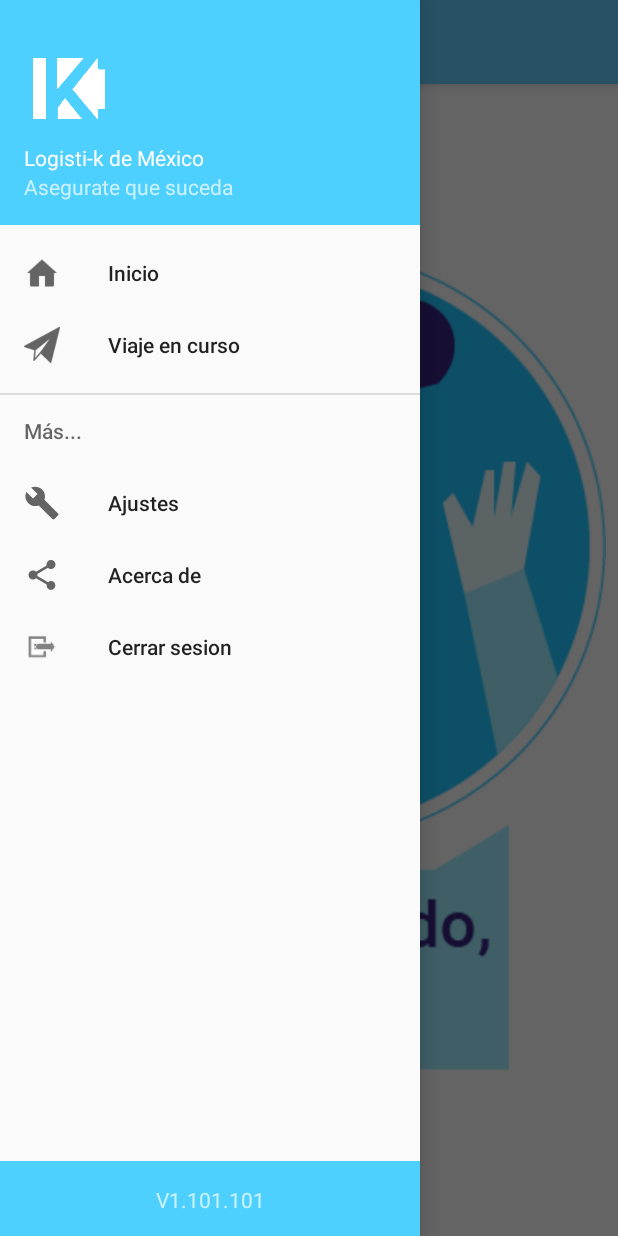
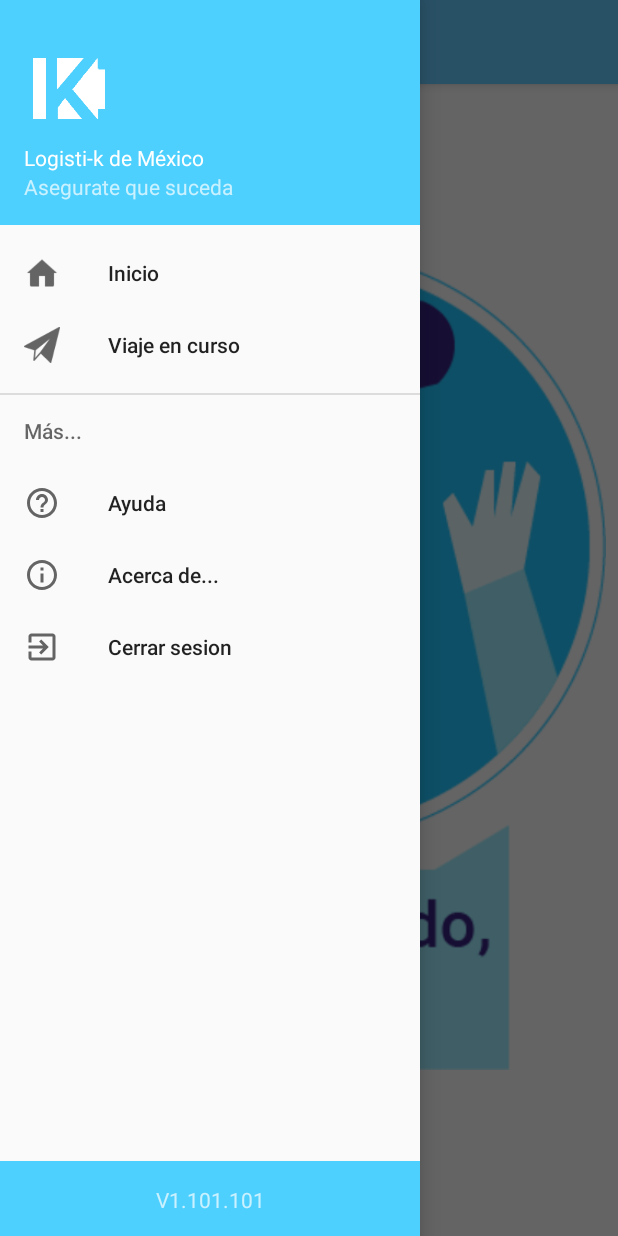
Before and after one commit to logistikgo/app_bkg_operador, an Android app: the MenuActivity screen opened directly, with no data from a screen before it, with the side drawer open, on a phone screen of 412 x 824 dp. Run offline under Robolectric (Android 15) with nearby library versions, the phone set to English and light mode, and no system bars.

Commit message:
Jorge Enríquez 11/12/2017 08:53

```diff
--- a/app/build.gradle
+++ b/app/build.gradle
@@ -27,6 +27,7 @@ dependencies {
         exclude group: 'com.android.support', module: 'support-annotations'
     })
     compile 'com.android.support:appcompat-v7:26.+'
+    compile 'com.android.support:design:26.0.0-beta2'
     compile 'com.android.support:support-v4:26.+'
     compile 'com.android.support.constraint:constraint-layout:1.0.2'
     compile 'com.android.support:design:26.+'
--- a/app/src/main/java/com/example/logistik/logistikgobkg/LoginActivity.java
+++ b/app/src/main/java/com/example/logistik/logistikgobkg/LoginActivity.java
@@ -164,7 +164,7 @@ public class LoginActivity extends AppCompatActivity {
 
             //ENCABEZADOS DE LA PETICIÓN
             connection.setRequestProperty("Content-Type", "application/json; charset=utf-8");
-            connection.setRequestProperty("Host", "localhost:63510");
+//            connection.setRequestProperty("Host", "localhost:63510");
 
             //Connect to our url
             connection.connect();
--- a/app/src/main/java/com/example/logistik/logistikgobkg/MenuActivity.java
+++ b/app/src/main/java/com/example/logistik/logistikgobkg/MenuActivity.java
@@ -132,7 +132,7 @@ public class MenuActivity extends AppCompatActivity
         } else if (id == R.id.nav_ajustes) {
 
         } else if (id == R.id.nav_acercade) {
-            // intent = new Intent(MenuActivity.this, AcercadeActivity.class);
+            intent = new Intent(MenuActivity.this, AcercaDe.class);
         } else if (id == R.id.action_Cerrar_sesion){
             intent = new Intent(MenuActivity.this, LoginActivity.class);
             startActivity(intent);
--- a/app/src/main/res/drawable-v21/ic_menu_send.xml
+++ b/app/src/main/res/drawable-v21/ic_menu_send.xml
@@ -5,5 +5,5 @@
     android:viewportWidth="24.0">
     <path
         android:fillColor="#FF000000"
-        android:pathData="M2.01,21L23,12 2.01,3 2,10l15,2 -15,2z" />
+        android:pathData="M2.01,22L23,12 2.01,3 2,10l15,2 -15,2z" />
 </vector>
--- /dev/null
+++ b/app/src/main/res/drawable/ic_exit.xml
@@ -0,0 +1,9 @@
+<vector xmlns:android="http://schemas.android.com/apk/res/android"
+        android:width="24dp"
+        android:height="24dp"
+        android:viewportWidth="24.0"
+        android:viewportHeight="24.0">
+    <path
+        android:fillColor="#FF000000"
+        android:pathData="M10.09,15.59L11.5,17l5,-5 -5,-5 -1.41,1.41L12.67,11H3v2h9.67l-2.58,2.59zM19,3H5c-1.11,0 -2,0.9 -2,2v4h2V5h14v14H5v-4H3v4c0,1.1 0.89,2 2,2h14c1.1,0 2,-0.9 2,-2V5c0,-1.1 -0.9,-2 -2,-2z"/>
+</vector>
--- /dev/null
+++ b/app/src/main/res/drawable/ic_help.xml
@@ -0,0 +1,9 @@
+<vector xmlns:android="http://schemas.android.com/apk/res/android"
+        android:width="36dp"
+        android:height="36dp"
+        android:viewportWidth="24.0"
+        android:viewportHeight="24.0">
+    <path
+        android:fillColor="#FF000000"
+        android:pathData="M11,18h2v-2h-2v2zM12,2C6.48,2 2,6.48 2,12s4.48,10 10,10 10,-4.48 10,-10S17.52,2 12,2zM12,20c-4.41,0 -8,-3.59 -8,-8s3.59,-8 8,-8 8,3.59 8,8 -3.59,8 -8,8zM12,6c-2.21,0 -4,1.79 -4,4h2c0,-1.1 0.9,-2 2,-2s2,0.9 2,2c0,2 -3,1.75 -3,5h2c0,-2.25 3,-2.5 3,-5 0,-2.21 -1.79,-4 -4,-4z"/>
+</vector>
--- /dev/null
+++ b/app/src/main/res/drawable/ic_info.xml
@@ -0,0 +1,9 @@
+<vector xmlns:android="http://schemas.android.com/apk/res/android"
+        android:width="24dp"
+        android:height="24dp"
+        android:viewportWidth="24.0"
+        android:viewportHeight="24.0">
+    <path
+        android:fillColor="#FF000000"
+        android:pathData="M11,17h2v-6h-2v6zM12,2C6.48,2 2,6.48 2,12s4.48,10 10,10 10,-4.48 10,-10S17.52,2 12,2zM12,20c-4.41,0 -8,-3.59 -8,-8s3.59,-8 8,-8 8,3.59 8,8 -3.59,8 -8,8zM11,9h2L13,7h-2v2z"/>
+</vector>
--- a/app/src/main/res/menu/activity_menu_drawer.xml
+++ b/app/src/main/res/menu/activity_menu_drawer.xml
@@ -15,25 +15,24 @@
             <!--android:icon="@drawable/ic_menu_send"-->
             <!--android:title="@string/menu_evidence" />-->
     </group>
-
     <item android:title="Más...">
         <menu>
-            <item
-                android:id="@+id/nav_ajustes"
-                android:icon="@drawable/ic_menu_manage"
-                android:title="@string/menu_settings" />
-            <item
-                android:id="@+id/nav_acercade"
-                android:icon="@drawable/ic_menu_share"
-                android:title="@string/menu_about" />
+            <group android:checkableBehavior="single">
+                <item
+                    android:id="@+id/nav_ajustes"
+                    android:icon="@drawable/ic_help"
+                    android:title="@string/menu_help" />
+                <item
+                    android:id="@+id/nav_acercade"
+                    android:icon="@drawable/ic_info"
+                    android:title="@string/menu_about" />
+            </group>
         </menu>
     </item>
-
     <group android:checkableBehavior="single">
         <item
             android:id="@+id/action_Cerrar_sesion"
-            android:icon="@drawable/ic_session"
+            android:icon="@drawable/ic_exit"
             android:title="Cerrar sesion" />
     </group>
-
 </menu>
--- a/app/src/main/res/values/strings.xml
+++ b/app/src/main/res/values/strings.xml
@@ -24,7 +24,8 @@
     <string name="menu_travel">Viaje en curso</string>
     <string name="menu_evidence">Evidencias</string>
     <string name="menu_settings">Ajustes</string>
-    <string name="menu_about">Acerca de</string>
+    <string name="menu_about">Acerca de...</string>
+    <string name="menu_help">Ayuda</string>
 
     <string name="tab_travel">Viaje</string>
     <string name="tab_data">Información</string>
@@ -61,6 +62,14 @@
 
     <string name="description">Descripción...</string>
 
+    <string name="lorem_ipsum">Lorem ipsum dolor sit amet, consectetur adipiscing elit. Aenean sit
+        amet diam ut urna efficitur ornare. Maecenas in elit at ipsum congue congue non non sem.
+        Aenean vulputate odio dolor, at ullamcorper lorem rhoncus in. Aenean accumsan id felis id
+        laoreet. Phasellus molestie diam nec nulla convallis elementum. Sed aliquet tincidunt
+        vulputate. Nullam maximus urna augue, sit amet pulvinar felis molestie rutrum. Maecenas nec
+        sagittis neque, vitae luctus velit. Donec pharetra leo libero, vel accumsan massa luctus
+        laoreet.</string>
+
     <!-- TODO: Remove or change this placeholder text -->
     <string name="hello_blank_fragment">Hello blank fragment</string>
 </resources>
--- a/app/src/main/res/values/styles.xml
+++ b/app/src/main/res/values/styles.xml
@@ -1,7 +1,7 @@
 <resources>
 
     <!-- Base application theme. -->
-    <style name="AppTheme" parent="Theme.AppCompat.Light.DarkActionBar">
+    <style name="AppTheme" parent="Theme.AppCompat.Light.NoActionBar">
         <!-- Customize your theme here. -->
         <item name="colorPrimary">@color/orange_logistik</item>
         <item name="colorPrimaryDark">@color/colorPrimaryDark</item>
```
Also changed, not shown: app/src/main/AndroidManifest.xml (+28 -18 lines), app/src/main/java/com/example/logistik/logistikgobkg/AcercaDe.java (added, +23 -0 lines), app/src/main/res/drawable/ic_add_a_photo_.xml (added, +9 -0 lines), app/src/main/res/drawable/ic_password.xml (added, +9 -0 lines), app/src/main/res/drawable/ic_user.xml (added, +9 -0 lines), app/src/main/res/drawable/ic_version.xml (added, +9 -0 lines), app/src/main/res/layout/activity_acerca_de.xml (added, +115 -0 lines), app/src/main/res/layout/activity_acercade.xml (deleted, +0 -8 lines), app/src/main/res/drawable/image_cerca_de.png (added).
